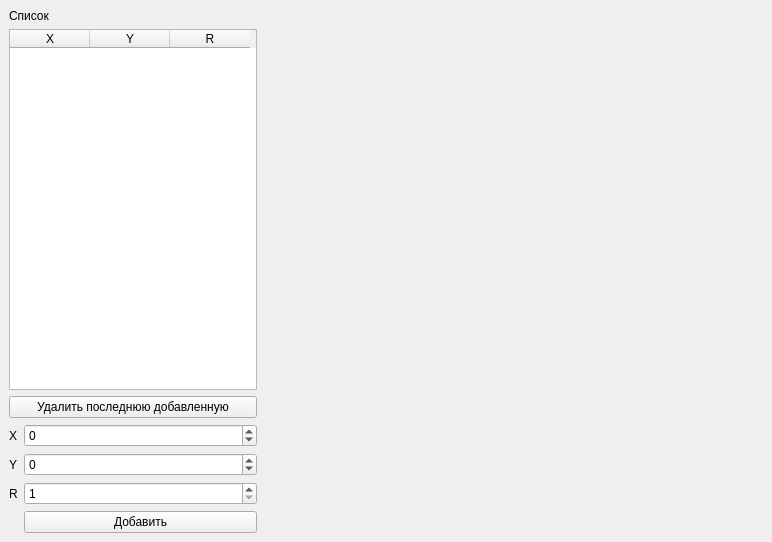
BlackScottishGiraffe/QtCirclesDraw, file Circles/mainwindow.ui: the form before one commit.
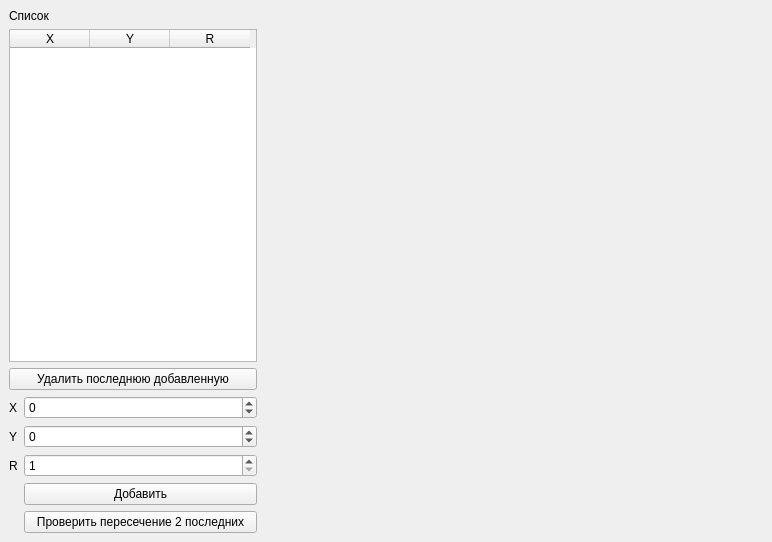
The form after the commit. Custom widgets are drawn as their Qt base class.

Commit message: Add check intersection button

What changed in the file:
```diff
--- a/Circles/mainwindow.ui
+++ b/Circles/mainwindow.ui
@@ -125,6 +125,13 @@
           </property>
          </widget>
         </item>
+        <item row="4" column="1">
+         <widget class="QPushButton" name="checkInter">
+          <property name="text">
+           <string>Проверить пересечение 2 последних</string>
+          </property>
+         </widget>
+        </item>
        </layout>
       </item>
      </layout>
```
The commit also changes 4 other files.
